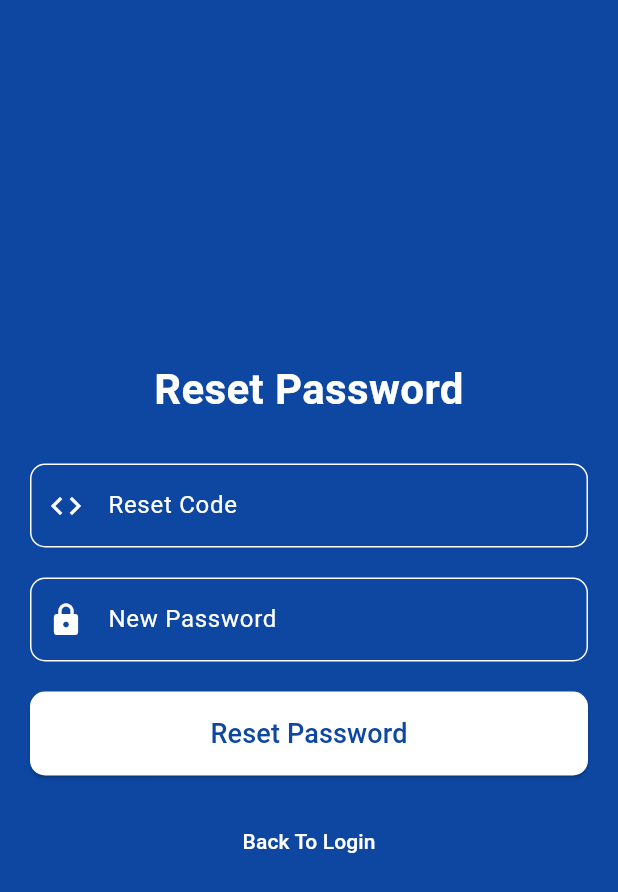
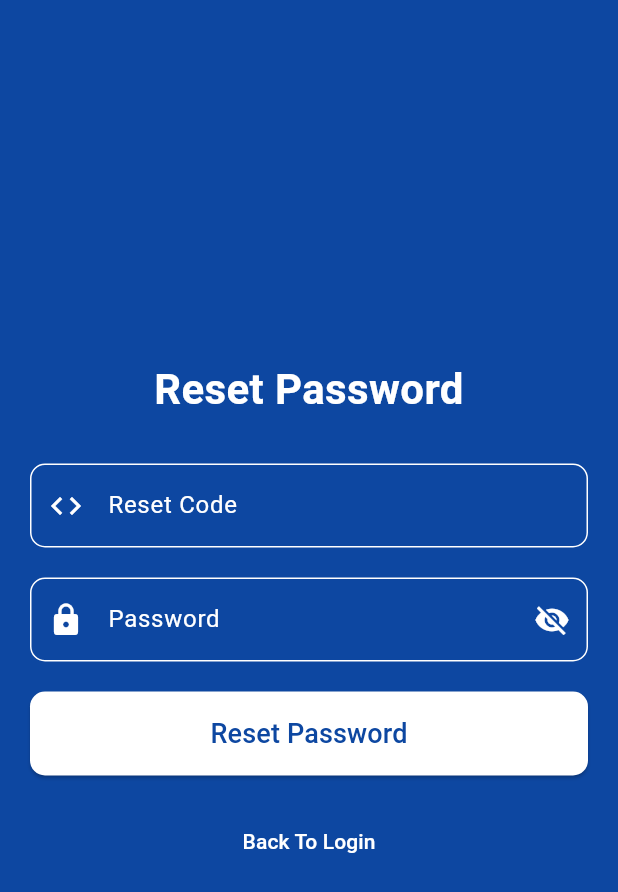
Before and after one commit to JosephDoUrden/RFID-Based-Access-Control-System, a Flutter app: the ResetPasswordView screen opened directly with empty values, on a phone screen of 412 x 824 dp. Shown: the top 892 px of the screen. Run offline on Flutter 3.47's test engine with Material 3 defaults, Android fonts, the phone set to English and light mode, and no system bars; our stand-ins replace flutter_svg_provider, google_nav_bar, introduction_screen, shared_preferences; accounts and stored records are empty.

Commit message:
edit: custom text and password fields updated

```diff
--- a/frontend/lib/components/custom_password_field.dart
+++ b/frontend/lib/components/custom_password_field.dart
@@ -35,8 +35,18 @@ class _CustomPasswordFieldState extends State<CustomPasswordField> {
             });
           },
         ),
-        enabledBorder: const OutlineInputBorder(borderSide: BorderSide(color: Colors.white)),
-        focusedBorder: const OutlineInputBorder(borderSide: BorderSide(color: Colors.white)),
+        border: OutlineInputBorder(
+          borderRadius: BorderRadius.circular(10.0),
+          borderSide: const BorderSide(color: Colors.white),
+        ),
+        enabledBorder: const OutlineInputBorder(
+          borderSide: BorderSide(color: Colors.white),
+          borderRadius: BorderRadius.all(Radius.circular(10.0)),
+        ),
+        focusedBorder: const OutlineInputBorder(
+          borderSide: BorderSide(color: Colors.white),
+          borderRadius: BorderRadius.all(Radius.circular(10.0)),
+        ),
       ),
     );
   }
--- a/frontend/lib/components/custom_text_field.dart
+++ b/frontend/lib/components/custom_text_field.dart
@@ -21,8 +21,18 @@ class CustomTextField extends StatelessWidget {
         labelText: label,
         labelStyle: const TextStyle(color: Colors.white),
         prefixIcon: Icon(icon, color: Colors.white),
-        enabledBorder: const OutlineInputBorder(borderSide: BorderSide(color: Colors.white)),
-        focusedBorder: const OutlineInputBorder(borderSide: BorderSide(color: Colors.white)),
+        border: OutlineInputBorder(
+          borderRadius: BorderRadius.circular(10.0),
+          borderSide: const BorderSide(color: Colors.white),
+        ),
+        enabledBorder: const OutlineInputBorder(
+          borderSide: BorderSide(color: Colors.white),
+          borderRadius: BorderRadius.all(Radius.circular(10.0)),
+        ),
+        focusedBorder: const OutlineInputBorder(
+          borderSide: BorderSide(color: Colors.white),
+          borderRadius: BorderRadius.all(Radius.circular(10.0)),
+        ),
       ),
     );
   }
--- a/frontend/lib/views/login/reset_password_view.dart
+++ b/frontend/lib/views/login/reset_password_view.dart
@@ -1,4 +1,6 @@
 import 'package:flutter/material.dart';
+import 'package:frontend/components/custom_password_field.dart';
+import 'package:frontend/components/custom_text_field.dart';
 import 'package:frontend/controllers/auth_controller.dart';
 import 'package:frontend/views/login/login_view.dart';
 
@@ -37,53 +39,15 @@
                 ),
               ),
               const SizedBox(height: 30.0),
-              TextFormField(
+              CustomTextField(
                 controller: _resetCodeController,
-                decoration: InputDecoration(
-                  labelText: 'Reset Code',
-                  labelStyle: const TextStyle(color: Colors.white),
-                  prefixIcon: const Icon(Icons.code, color: Colors.white),
-                  border: OutlineInputBorder(
-                    borderRadius: BorderRadius.circular(10.0),
-                    borderSide: const BorderSide(color: Colors.white),
-                  ),
-                  enabledBorder: OutlineInputBorder(
-                    borderRadius: BorderRadius.circular(10.0),
-                    borderSide: const BorderSide(color: Colors.white),
-                  ),
-                  focusedBorder: OutlineInputBorder(
-                    borderRadius: BorderRadius.circular(10.0),
-                    borderSide: const BorderSide(color: Colors.white),
-                  ),
-                ),
-                style: const TextStyle(color: Colors.white),
-                keyboardType: TextInputType.text,
-                cursorColor: Colors.white,
+                label: 'Reset Code',
+                icon: Icons.code,
               ),
               const SizedBox(height: 20.0),
-              TextFormField(
+              CustomPasswordField(
                 controller: _newPasswordController,
-                decoration: InputDecoration(
-                  labelText: 'New Password',
-                  labelStyle: const TextStyle(color: Colors.white),
-                  prefixIcon: const Icon(Icons.lock, color: Colors.white),
-                  border: OutlineInputBorder(
-                    borderRadius: BorderRadius.circular(10.0),
-                    borderSide: const BorderSide(color: Colors.white),
-                  ),
-                  enabledBorder: OutlineInputBorder(
-                    borderRadius: BorderRadius.circular(10.0),
-                    borderSide: const BorderSide(color: Colors.white),
-                  ),
-                  focusedBorder: OutlineInputBorder(
-                    borderRadius: BorderRadius.circular(10.0),
-                    borderSide: const BorderSide(color: Colors.white),
-                  ),
-                ),
-                style: const TextStyle(color: Colors.white),
-                keyboardType: TextInputType.text,
-                cursorColor: Colors.white,
-                obscureText: true,
+                label: 'Password',
               ),
               const SizedBox(height: 20.0),
               ElevatedButton(
@@ -91,7 +55,7 @@
                 style: ElevatedButton.styleFrom(
                   padding: const EdgeInsets.symmetric(vertical: 15.0),
                   shape: RoundedRectangleBorder(
-                    borderRadius: BorderRadius.circular(10.0),
+                    borderRadius: BorderRadius.circular(10),
                   ),
                   backgroundColor: Colors.white,
                 ),
```
